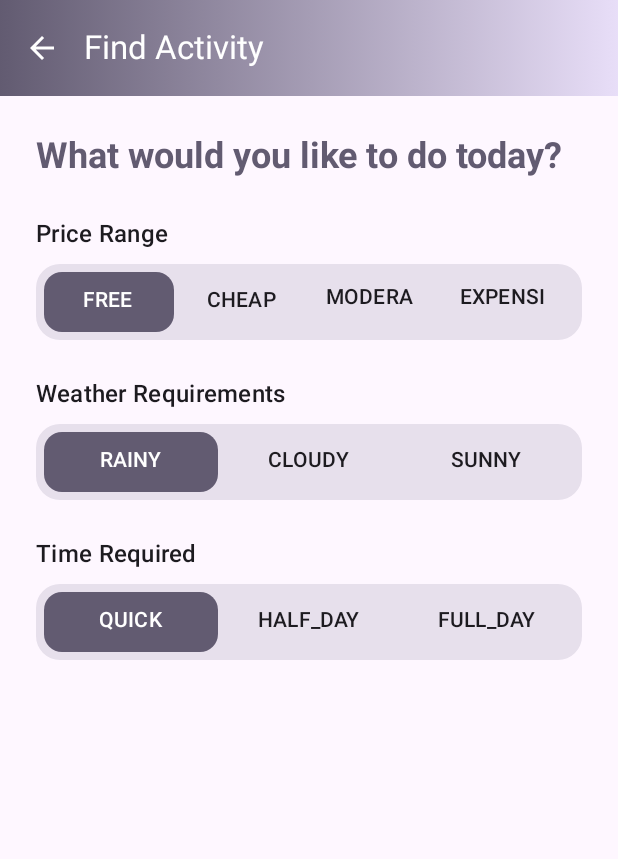
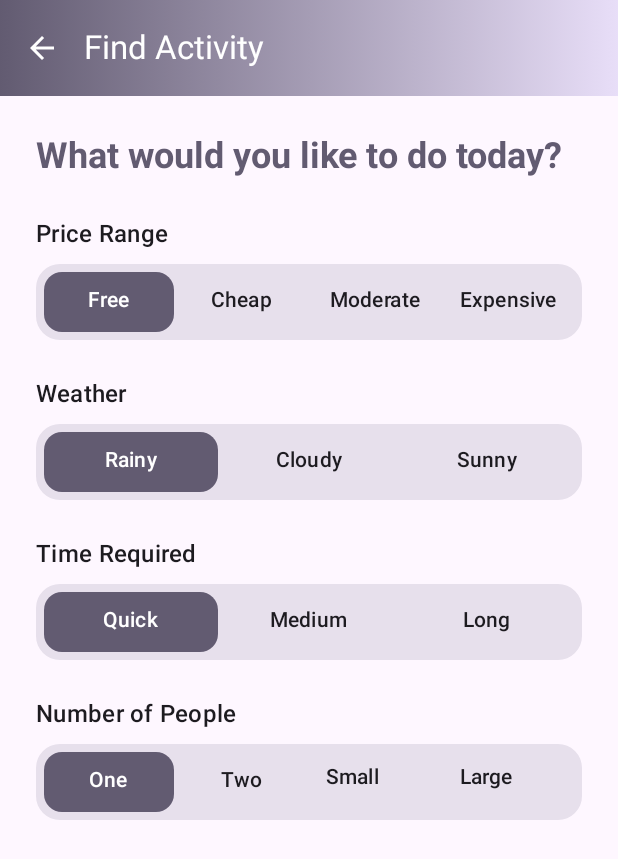
Before and after one commit to mattcolo01/WhatToDo, an Android app built with Jetpack Compose: the screen it shows after launch (FindThingActivity), after a tap on "Find Activity", on a phone screen of 412 x 824 dp. Shown: the top 859 px of the screen. Run offline under Robolectric (Android 15) with nearby library versions, the phone set to English and light mode, and no system bars; our stand-ins replace Room's generated code.

Commit message:
Translations and graphics

```diff
--- a/app/src/main/AndroidManifest.xml
+++ b/app/src/main/AndroidManifest.xml
@@ -27,13 +27,13 @@
         <activity
             android:name=".AddThingActivity"
             android:exported="false"
-            android:label="Add Thing"
+            android:label="@string/add_activity"
             android:theme="@style/Theme.WhatToDo" />
 
         <activity
             android:name=".FindThingActivity"
             android:exported="false"
-            android:label="Find Thing"
+            android:label="@string/find_activity"
             android:theme="@style/Theme.WhatToDo" />
     </application>
 
--- a/app/src/main/java/com/colombo/whattodo/FindThingActivity.kt
+++ b/app/src/main/java/com/colombo/whattodo/FindThingActivity.kt
@@ -46,6 +46,7 @@ import androidx.compose.ui.Alignment
 import androidx.compose.ui.Modifier
 import androidx.compose.ui.graphics.Brush
 import androidx.compose.ui.graphics.Color
+import androidx.compose.ui.res.stringResource
 import androidx.compose.ui.text.font.FontWeight
 import androidx.compose.ui.text.style.TextOverflow
 import androidx.compose.ui.unit.dp
@@ -54,6 +55,7 @@ import com.colombo.whattodo.shared.SelectorGroup
 import com.colombo.whattodo.shared.ThingFilters
 import com.colombo.whattodo.viewmodels.FindThingViewModel
 import com.colombo.whattodo.viewmodels.ThingMatch
+import com.colombo.whattodo.R
 
 class FindThingActivity : ComponentActivity() {
     private val viewModel: FindThingViewModel by viewModels()
@@ -89,8 +91,8 @@ fun FindThingScreen(
     if (thingToDelete != null) {
         AlertDialog(
             onDismissRequest = { thingToDelete = null },
-            title = { Text("Delete Activity") },
-            text = { Text("Are you sure you want to delete \"${thingToDelete?.name}\"?") },
+            title = { Text(stringResource(R.string.delete_activity)) },
+            text = { Text(stringResource(R.string.delete_activity_confirmation, thingToDelete?.name ?: "")) },
             confirmButton = {
                 TextButton(
                     onClick = {
@@ -98,12 +100,12 @@ fun FindThingScreen(
                         thingToDelete = null
                     }
                 ) {
-                    Text("Delete", color = MaterialTheme.colorScheme.error)
+                    Text(stringResource(R.string.delete), color = MaterialTheme.colorScheme.error)
                 }
             },
             dismissButton = {
                 TextButton(onClick = { thingToDelete = null }) {
-                    Text("Cancel")
+                    Text(stringResource(R.string.cancel))
                 }
             }
         )
@@ -112,10 +114,10 @@ fun FindThingScreen(
     Scaffold(
         topBar = {
             TopAppBar(
-                title = { Text("Find Activity") },
+                title = { Text(stringResource(R.string.find_activity)) },
                 navigationIcon = {
                     IconButton(onClick = onBackClick) {
-                        Icon(Icons.AutoMirrored.Filled.ArrowBack, contentDescription = "Back")
+                        Icon(Icons.AutoMirrored.Filled.ArrowBack, contentDescription = stringResource(R.string.back))
                     }
                 },
                 colors = TopAppBarDefaults.topAppBarColors(
@@ -147,17 +149,18 @@ fun FindThingScreen(
                 verticalArrangement = Arrangement.spacedBy(24.dp)
             ) {
                 Text(
-                    text = "What would you like to do today?",
+                    text = stringResource(R.string.what_would_you_like_to_do),
                     style = MaterialTheme.typography.headlineSmall,
                     fontWeight = FontWeight.Bold,
                     color = MaterialTheme.colorScheme.secondary
                 )
 
-                ThingFilters { priceRange, weather, timeRequired ->
+                ThingFilters (MaterialTheme.colorScheme.secondary) { priceRange, weather, timeRequired, peopleNumber ->
                     viewModel.updateFilters(
                         priceRange = priceRange,
                         weatherRequirements = weather,
-                        timeRequired = timeRequired
+                        timeRequired = timeRequired,
+                        peopleNumber = peopleNumber
                     )
                 }
             }
@@ -219,7 +222,7 @@ fun ThingCard(
                 ) {
                     Icon(
                         imageVector = Icons.Default.Delete,
-                        contentDescription = "Delete activity"
+                        contentDescription = stringResource(R.string.delete_activity)
                     )
                 }
             }
@@ -229,15 +232,15 @@ fun ThingCard(
                 horizontalArrangement = Arrangement.spacedBy(8.dp)
             ) {
                 AttributeChip(
-                    text = match.thing.priceRange.name,
+                    text = match.thing.priceRange.getDisplayName(),
                     isError = match.mismatchedFields.contains("priceRange")
                 )
                 AttributeChip(
-                    text = match.thing.weatherRequirements.name,
+                    text = match.thing.weatherRequirements.getDisplayName(),
                     isError = match.mismatchedFields.contains("weather")
                 )
                 AttributeChip(
-                    text = match.thing.timeRequired.name,
+                    text = match.thing.timeRequired.getDisplayName(),
                     isError = match.mismatchedFields.contains("time")
                 )
             }
--- a/app/src/main/java/com/colombo/whattodo/MainActivity.kt
+++ b/app/src/main/java/com/colombo/whattodo/MainActivity.kt
@@ -36,8 +36,10 @@ import androidx.compose.ui.Modifier
 import androidx.compose.ui.draw.scale
 import androidx.compose.ui.graphics.Brush
 import androidx.compose.ui.graphics.Color
+import androidx.compose.ui.res.stringResource
 import androidx.compose.ui.text.font.FontWeight
 import androidx.compose.ui.unit.dp
+import com.colombo.whattodo.R
 
 class MainActivity : ComponentActivity() {
     override fun onCreate(savedInstanceState: Bundle?) {
@@ -73,7 +75,7 @@ fun HomeScreen(
         Spacer(modifier = Modifier.weight(1f))
 
         Text(
-            text = "What To Do",
+            text = stringResource(R.string.app_name),
             style = MaterialTheme.typography.headlineLarge,
             fontWeight = FontWeight.Bold,
             color = MaterialTheme.colorScheme.primary
@@ -83,8 +85,8 @@ fun HomeScreen(
 
         // Add Thing Card
         ActionCard(
-            title = "Add Activity",
-            description = "Store new activities and their requirements",
+            title = stringResource(R.string.add_activity),
+            description = stringResource(R.string.add_activity_description),
             icon = Icons.Default.Add,
             onClick = onAddThingClick,
             gradientColors = listOf(
@@ -95,8 +97,8 @@ fun HomeScreen(
 
         // Find Thing Card
         ActionCard(
-            title = "Find Activity",
-            description = "Get suggestions based on your preferences",
+            title = stringResource(R.string.find_activity),
+            description = stringResource(R.string.find_activity_description),
             icon = Icons.Default.Search,
             onClick = onFindThingClick,
             gradientColors = listOf(
--- a/app/src/main/java/com/colombo/whattodo/data/AppDatabase.kt
+++ b/app/src/main/java/com/colombo/whattodo/data/AppDatabase.kt
@@ -5,7 +5,7 @@ import androidx.room.Database
 import androidx.room.Room
 import androidx.room.RoomDatabase
 
-@Database(entities = [Thing::class], version = 3, exportSchema = false)
+@Database(entities = [Thing::class], version = 4, exportSchema = false)
 abstract class AppDatabase : RoomDatabase() {
     abstract fun thingDao(): ThingDao
 
--- a/app/src/main/java/com/colombo/whattodo/data/Converters.kt
+++ b/app/src/main/java/com/colombo/whattodo/data/Converters.kt
@@ -20,4 +20,10 @@ class Converters {
 
     @TypeConverter
     fun toTimeRequired(value: String): Thing.TimeRequired = Thing.TimeRequired.valueOf(value)
+
+    @TypeConverter
+    fun fromPeopleNumber(value: Thing.PeopleNumber): String = value.name
+
+    @TypeConverter
+    fun toPeopleNumber(value: String): Thing.PeopleNumber = Thing.PeopleNumber.valueOf(value)
 }
--- a/app/src/main/java/com/colombo/whattodo/data/Thing.kt
+++ b/app/src/main/java/com/colombo/whattodo/data/Thing.kt
@@ -1,7 +1,10 @@
 package com.colombo.whattodo.data
 
+import androidx.compose.runtime.Composable
+import androidx.compose.ui.res.stringResource
 import androidx.room.Entity
 import androidx.room.PrimaryKey
+import com.colombo.whattodo.R
 
 @Entity(tableName = "things")
 data class Thing(
@@ -11,12 +14,14 @@ data class Thing(
     val priceRange: PriceRange,
     val weatherRequirements: WeatherType,
     val timeRequired: TimeRequired,
+    val peopleNumber: PeopleNumber,
     val notes: String = ""
 ) {
     companion object {
         var priceRangeFilterType: FilterType = FilterType.INCLUSIVE
         var weatherFilterType: FilterType = FilterType.INCLUSIVE
         var timeFilterType: FilterType = FilterType.EXCLUSIVE
+        var peopleNumberFilterType: FilterType = FilterType.EXCLUSIVE
     }
 
     enum class FilterType {
@@ -28,18 +33,55 @@ data class Thing(
         FREE(0),
         CHEAP(1),
         MODERATE(2),
-        EXPENSIVE(3)
+        EXPENSIVE(3);
+
+        @Composable
+        fun getDisplayName(): String = when (this) {
+            FREE -> stringResource(R.string.free)
+            CHEAP -> stringResource(R.string.cheap)
+            MODERATE -> stringResource(R.string.moderate)
+            EXPENSIVE -> stringResource(R.string.expensive)
+        }
     }
 
     enum class WeatherType(val value: Int) {
         RAINY(0),
         CLOUDY(1),
-        SUNNY(2)
+        SUNNY(2);
+
+        @Composable
+        fun getDisplayName(): String = when (this) {
+            RAINY -> stringResource(R.string.rainy)
+            CLOUDY -> stringResource(R.string.cloudy)
+            SUNNY -> stringResource(R.string.sunny)
+        }
     }
 
     enum class TimeRequired(val value: Int) {
         QUICK(0),
         HALF_DAY(1),
-        FULL_DAY(2)
+        FULL_DAY(2);
+
+        @Composable
+        fun getDisplayName(): String = when (this) {
+            QUICK -> stringResource(R.string.quick)
+            HALF_DAY -> stringResource(R.string.medium)
+            FULL_DAY -> stringResource(R.string.long_)
+        }
+    }
+
+    enum class PeopleNumber(val value: Int) {
+        ONE(0),
+        TWO(1),
+        SMALL_GROUP(2),
+        LARGE_GROUP(3);
+
+        @Composable
+        fun getDisplayName(): String = when (this) {
+            ONE -> stringResource(R.string.one)
+            TWO -> stringResource(R.string.two)
+            SMALL_GROUP -> stringResource(R.string.small_group)
+            LARGE_GROUP -> stringResource(R.string.large_group)
+        }
     }
 }
--- a/app/src/main/java/com/colombo/whattodo/data/ThingDao.kt
+++ b/app/src/main/java/com/colombo/whattodo/data/ThingDao.kt
@@ -16,12 +16,4 @@ interface ThingDao {
 
     @Delete
     suspend fun deleteThing(thing: Thing)
-
-    @Query("SELECT * FROM things WHERE " +
-           "priceRange = :priceRange AND " +
-           "weatherRequirements = :weatherRequirements")
-    suspend fun findMatchingThings(
-        priceRange: String,
-        weatherRequirements: String
-    ): List<Thing>
 }
--- a/app/src/main/java/com/colombo/whattodo/shared/SelectorGroup.kt
+++ b/app/src/main/java/com/colombo/whattodo/shared/SelectorGroup.kt
@@ -36,7 +36,8 @@ fun SelectorGroup(
     selectedIndex: Int,
     selectedIndices: List<Int> = listOf(selectedIndex),
     onSelectedChange: (Int) -> Unit,
-    exclusive: Boolean = true
+    exclusive: Boolean = true,
+    color: Color?
 ) {
     Column(verticalArrangement = Arrangement.spacedBy(8.dp)) {
         Text(
@@ -74,7 +75,7 @@ fun SelectorGroup(
                     .padding(1.dp)
                     .offset(x = if (!exclusive) 0.dp else indicatorOffset / 2.65f)
                     .clip(RoundedCornerShape(12.dp))
-                    .background(MaterialTheme.colorScheme.secondary)
+                    .background(color ?: MaterialTheme.colorScheme.secondary)
                     .height(40.dp)
                     .zIndex(0f)
             )
--- a/app/src/main/java/com/colombo/whattodo/shared/ThingFilters.kt
+++ b/app/src/main/java/com/colombo/whattodo/shared/ThingFilters.kt
@@ -5,20 +5,26 @@ import androidx.compose.runtime.getValue
 import androidx.compose.runtime.mutableIntStateOf
 import androidx.compose.runtime.remember
 import androidx.compose.runtime.setValue
+import androidx.compose.ui.graphics.Color
 import com.colombo.whattodo.data.Thing
+import androidx.compose.ui.res.stringResource
+import com.colombo.whattodo.R
 
 @Composable
 fun ThingFilters(
+    color: Color,
     overrideEverythingAsExclusive: Boolean = false,
-    onFiltersChanged: (Thing.PriceRange, Thing.WeatherType, Thing.TimeRequired) -> Unit
+    onFiltersChanged: (Thing.PriceRange, Thing.WeatherType, Thing.TimeRequired, Thing.PeopleNumber) -> Unit
 ) {
     var selectedPriceRange by remember { mutableIntStateOf(0) }
     var selectedWeather by remember { mutableIntStateOf(0) }
     var selectedDuration by remember { mutableIntStateOf(0) }
+    var selectedPeopleNumber by remember { mutableIntStateOf(0) }
 
     val priceRanges = Thing.PriceRange.entries.toList()
     val weatherOptions = Thing.WeatherType.entries.toList()
     val durations = Thing.TimeRequired.entries.toList()
+    val peopleNumbers = Thing.PeopleNumber.entries.toList()
 
     // Calculate inclusive indices for each filter type
     val priceRangeIndices = if (Thing.priceRangeFilterType == Thing.FilterType.INCLUSIVE && !overrideEverythingAsExclusive) {
@@ -39,9 +45,15 @@ fun ThingFilters(
         listOf(selectedDuration)
     }
 
+    val peopleNumberIndices = if (Thing.peopleNumberFilterType == Thing.FilterType.INCLUSIVE && !overrideEverythingAsExclusive) {
+        (0..selectedPeopleNumber).toList()
+    } else {
+        listOf(selectedPeopleNumber)
+    }
+
     SelectorGroup(
-        title = "Price Range",
-        options = priceRanges.map { it.toString() }.toList(),
+        title = stringResource(R.string.price_range),
+        options = priceRanges.map { it.getDisplayName() }.toList(),
         selectedIndex = selectedPriceRange,
         selectedIndices = priceRangeIndices,
         onSelectedChange = {
@@ -49,15 +61,17 @@ fun ThingFilters(
             onFiltersChanged(
                 priceRanges[selectedPriceRange],
                 weatherOptions[selectedWeather],
-                durations[selectedDuration]
+                durations[selectedDuration],
+                peopleNumbers[selectedPeopleNumber]
             )
         },
-        exclusive = Thing.priceRangeFilterType == Thing.FilterType.EXCLUSIVE || overrideEverythingAsExclusive
+        exclusive = Thing.priceRangeFilterType == Thing.FilterType.EXCLUSIVE || overrideEverythingAsExclusive,
+        color = color
     )
 
     SelectorGroup(
-        title = "Weather Requirements",
-        options = weatherOptions.map { it.toString() }.toList(),
+        title = stringResource(R.string.weather),
+        options = weatherOptions.map { it.getDisplayName() }.toList(),
         selectedIndex = selectedWeather,
         selectedIndices = weatherIndices,
         onSelectedChange = {
@@ -65,15 +79,17 @@ fun ThingFilters(
             onFiltersChanged(
                 priceRanges[selectedPriceRange],
                 weatherOptions[selectedWeather],
-                durations[selectedDuration]
+                durations[selectedDuration],
+                peopleNumbers[selectedPeopleNumber]
             )
         },
-        exclusive = Thing.weatherFilterType == Thing.FilterType.EXCLUSIVE || overrideEverythingAsExclusive
+        exclusive = Thing.weatherFilterType == Thing.FilterType.EXCLUSIVE || overrideEverythingAsExclusive,
+        color = color
     )
 
     SelectorGroup(
-        title = "Time Required",
-        options = durations.map { it.toString() }.toList(),
+        title = stringResource(R.string.time_required),
+        options = durations.map { it.getDisplayName() }.toList(),
         selectedIndex = selectedDuration,
         selectedIndices = durationIndices,
         onSelectedChange = {
@@ -81,9 +97,29 @@ fun ThingFilters(
             onFiltersChanged(
                 priceRanges[selectedPriceRange],
                 weatherOptions[selectedWeather],
-                durations[selectedDuration]
+                durations[selectedDuration],
+                peopleNumbers[selectedPeopleNumber]
             )
         },
-        exclusive = Thing.timeFilterType == Thing.FilterType.EXCLUSIVE || overrideEverythingAsExclusive
+        exclusive = Thing.timeFilterType == Thing.FilterType.EXCLUSIVE || overrideEverythingAsExclusive,
+        color = color
+    )
+
+    SelectorGroup(
+        title = stringResource(R.string.people_number),
+        options = peopleNumbers.map { it.getDisplayName() }.toList(),
+        selectedIndex = selectedPeopleNumber,
+        selectedIndices = peopleNumberIndices,
+        onSelectedChange = {
+            selectedPeopleNumber = it
+            onFiltersChanged(
+                priceRanges[selectedPriceRange],
+                weatherOptions[selectedWeather],
+                durations[selectedDuration],
+                peopleNumbers[selectedPeopleNumber]
+            )
+        },
+        exclusive = Thing.peopleNumberFilterType == Thing.FilterType.EXCLUSIVE || overrideEverythingAsExclusive,
+        color = color
     )
 }
--- a/app/src/main/java/com/colombo/whattodo/viewmodels/AddThingViewModel.kt
+++ b/app/src/main/java/com/colombo/whattodo/viewmodels/AddThingViewModel.kt
@@ -16,6 +16,7 @@ class AddThingViewModel(application: Application) : AndroidViewModel(application
         priceRange: Thing.PriceRange,
         weatherRequirements: Thing.WeatherType,
         timeRequired: Thing.TimeRequired,
+        peopleNumber: Thing.PeopleNumber,
         onSuccess: () -> Unit
     ) {
         viewModelScope.launch {
@@ -23,7 +24,8 @@ class AddThingViewModel(application: Application) : AndroidViewModel(application
                 name = name,
                 priceRange = priceRange,
                 weatherRequirements = weatherRequirements,
-                timeRequired = timeRequired
+                timeRequired = timeRequired,
+                peopleNumber = peopleNumber
             )
             thingDao.insertThing(thing)
             onSuccess()
--- a/app/src/main/java/com/colombo/whattodo/viewmodels/FindThingViewModel.kt
+++ b/app/src/main/java/com/colombo/whattodo/viewmodels/FindThingViewModel.kt
@@ -31,6 +31,7 @@ class FindThingViewModel(application: Application) : AndroidViewModel(applicatio
     private val priceRangeFilter = MutableStateFlow<PriceRange?>(null)
     private val weatherFilter = MutableStateFlow<WeatherType?>(null)
     private val timeRequiredFilter = MutableStateFlow<TimeRequired?>(null)
+    private val peopleNumberFilter = MutableStateFlow<Thing.PeopleNumber?>(null)
 
     init {
         viewModelScope.launch {
@@ -39,10 +40,11 @@ class FindThingViewModel(application: Application) : AndroidViewModel(applicatio
                 thingDao.getAllThings(),
                 priceRangeFilter,
                 weatherFilter,
-                timeRequiredFilter
-            ) { things, price, weather, time ->
+                timeRequiredFilter,
+                peopleNumberFilter
+            ) { things, price, weather, time, people ->
                 things.map { thing ->
-                    computeScore(thing, price, weather, time)
+                    computeScore(thing, price, weather, time, people)
                 }.sortedByDescending { it.score }
             }.collect {
                 _matchingThings.value = it
@@ -53,18 +55,21 @@ class FindThingViewModel(application: Application) : AndroidViewModel(applicatio
     fun updateFilters(
         priceRange: PriceRange?,
         weatherRequirements: WeatherType?,
-        timeRequired: TimeRequired?
+        timeRequired: TimeRequired?,
+        peopleNumber: Thing.PeopleNumber?
     ) {
         priceRangeFilter.value = priceRange
         weatherFilter.value = weatherRequirements
         timeRequiredFilter.value = timeRequired
+        peopleNumberFilter.value = peopleNumber
     }
 
     private fun computeScore(
         thing: Thing,
         price: PriceRange?,
         weather: WeatherType?,
-        time: TimeRequired?
+        time: TimeRequired?,
+        people: Thing.PeopleNumber?
     ): ThingMatch {
         val mismatches = mutableSetOf<String>()
         var score = 4 // Start with max score
@@ -73,7 +78,8 @@ class FindThingViewModel(application: Application) : AndroidViewModel(applicatio
         val filters = listOf(
             Triple("priceRange", price, Thing.priceRangeFilterType to thing.priceRange),
             Triple("weather", weather, Thing.weatherFilterType to thing.weatherRequirements),
-            Triple("time", time, Thing.timeFilterType to thing.timeRequired)
+            Triple("time", time, Thing.timeFilterType to thing.timeRequired),
+            Triple("people", people, Thing.peopleNumberFilterType to thing.peopleNumber)
         )
 
         filters.forEach { (fieldName, filterValue, filterTypeAndProperty) ->
--- a/app/src/main/res/values/strings.xml
+++ b/app/src/main/res/values/strings.xml
@@ -1,3 +1,35 @@
+<?xml version="1.0" encoding="utf-8"?>
 <resources>
-    <string name="app_name">WhatToDo</string>
+    <string name="app_name">What To Do</string>
+    <string name="add_activity">Add Activity</string>
+    <string name="add_activity_description">Store new activities and their requirements</string>
+    <string name="find_activity">Find Activity</string>
+    <string name="find_activity_description">Get suggestions based on your preferences</string>
+    <string name="add_new_activity">Add New Activity</string>
+    <string name="back">Back</string>
+    <string name="activity_name">Activity Name / Description</string>
+    <string name="save_activity">Save Activity</string>
+    <string name="price_range">Price Range</string>
+    <string name="weather">Weather</string>
+    <string name="time_required">Time Required</string>
+    <string name="people_number">Number of People</string>
+    <string name="free">Free</string>
+    <string name="cheap">Cheap</string>
+    <string name="moderate">Moderate</string>
+    <string name="expensive">Expensive</string>
+    <string name="sunny">Sunny</string>
+    <string name="cloudy">Cloudy</string>
+    <string name="rainy">Rainy</string>
+    <string name="quick">Quick</string>
+    <string name="medium">Medium</string>
+    <string name="long_">Long</string>
+    <string name="one">One</string>
+    <string name="two">Two</string>
+    <string name="small_group">Small Group</string>
+    <string name="large_group">Large Group</string>
+    <string name="delete_activity">Delete Activity</string>
+    <string name="delete_activity_confirmation">Are you sure you want to delete \"%s\"?</string>
+    <string name="delete">Delete</string>
+    <string name="cancel">Cancel</string>
+    <string name="what_would_you_like_to_do">What would you like to do today?</string>
 </resources>
```
Also changed, not shown: app/src/main/java/com/colombo/whattodo/AddThingActivity.kt (+15 -9 lines), 9 other files.
